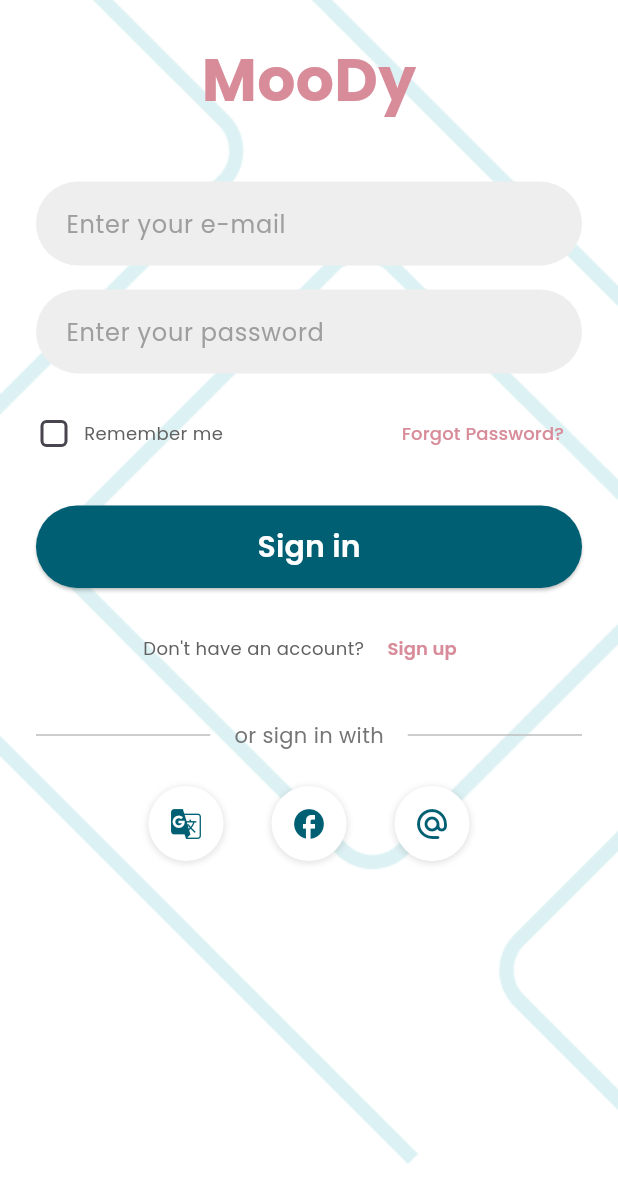
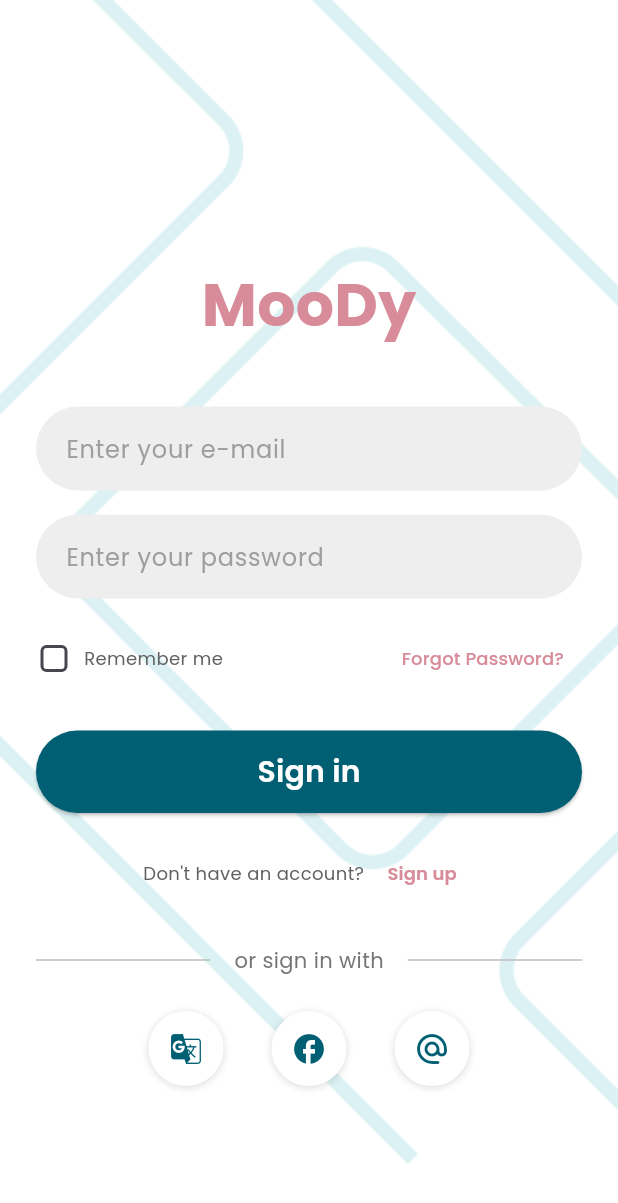
Before and after one commit to CHAARI-Marwa/Moody, a Flutter app: the LoginScreen screen opened directly, on a phone screen of 412 x 824 dp. Shown: the top 1203 px of the screen. Run offline on Flutter 3.47's test engine with Material 3 defaults, Android fonts, the light colour scheme and no system bars; our stand-ins replace firebase_core, flutter_widget_from_html, image_picker, permission_handler, smooth_page_indicator; missing offline and left inert: flutter_sound; accounts and stored records are empty.

Commit message:
beggin with login

```diff
--- a/lib/login.dart
+++ b/lib/login.dart
@@ -50,7 +50,7 @@ class _LoginScreenState extends State<LoginScreen> {
               child: Column(
                 mainAxisAlignment: MainAxisAlignment.center,
                 children: [
-                  // Logo
+                  SizedBox(height: 150),
                   Text(
                     'MooDy',
                     style: TextStyle(
--- a/lib/main.dart
+++ b/lib/main.dart
@@ -1,7 +1,7 @@
 import 'package:flutter/material.dart';
 import 'login.dart';
 import 'dashboard.dart';
-
+import 'package:moody/explore.dart';
 void main() {
   runApp(MyApp());
 }
@@ -17,7 +17,7 @@ class MyApp extends StatelessWidget {
         fontFamily: 'Poppins',
         scaffoldBackgroundColor: Colors.white,
       ),
-      home: DashboardScreen(),
+      home: LoginScreen(),
       routes: {
         '/dashboard': (context) => DashboardScreen(),
       },
```
